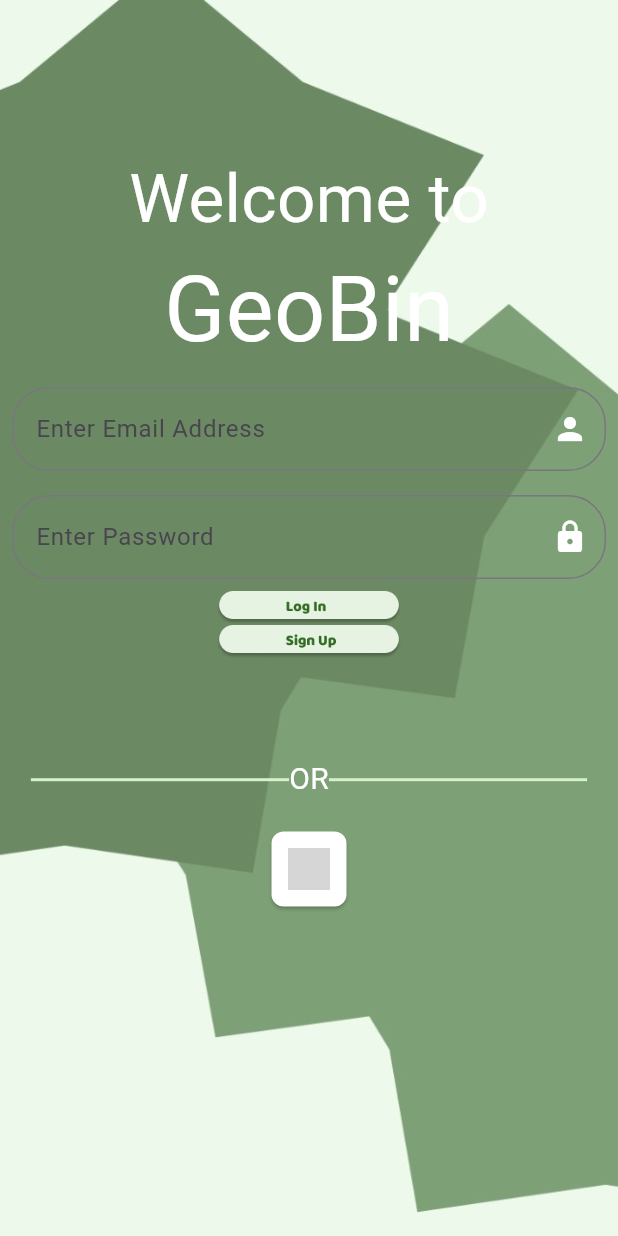
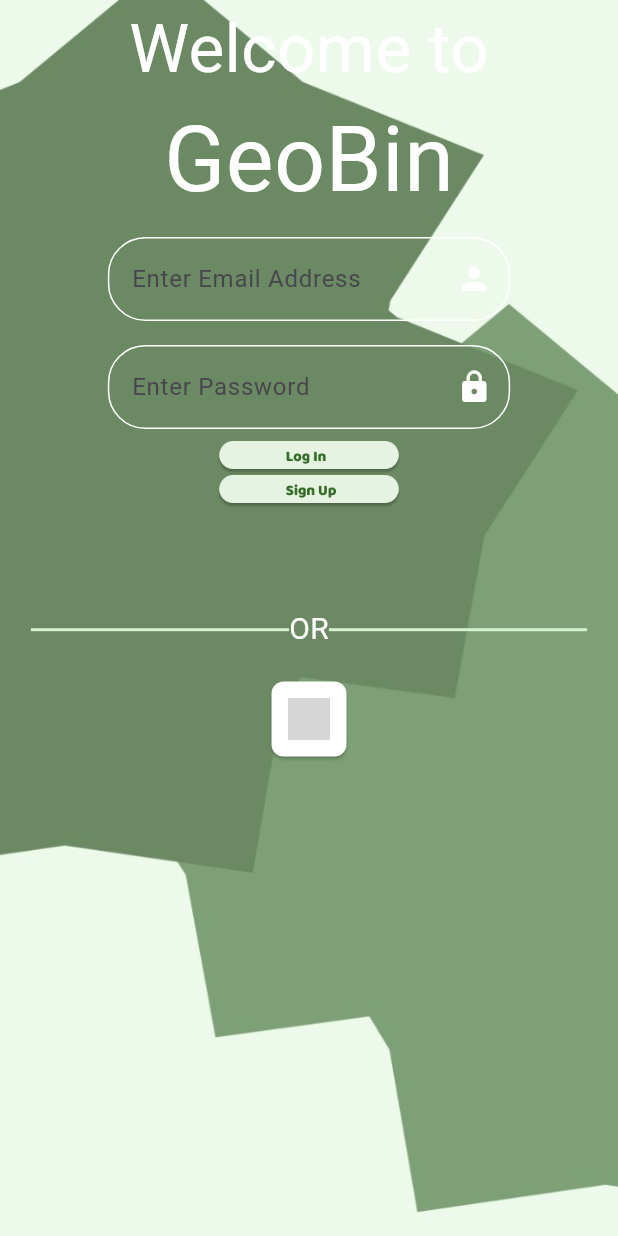
Before and after one commit to GeoBinApp/geobin-web, a Flutter app: the screen it shows after launch, on a phone screen of 412 x 824 dp. Run offline on Flutter 3.47's test engine with Material 3 defaults, Android fonts, the phone set to English and light mode, and no system bars; our stand-ins replace auth_buttons, cached_network_image, cloud_firestore, firebase_auth, firebase_core, firebase_storage and 8 more; missing offline and left inert: dart:js_interop, flutter_map_location_marker, flutter_map_marker_cluster; accounts and stored records are empty; Roboto replaces fonts that are missing (Cutive); grey boxes are pictures that could not be loaded.

Commit message:
feat: added responsiveness to landing textfiuelds

```diff
--- /dev/null
+++ b/devtools_options.yaml
@@ -0,0 +1 @@
+extensions:
--- a/lib/landingpage.dart
+++ b/lib/landingpage.dart
@@ -8,6 +8,7 @@ import 'package:geobin/homepage.dart';
 import 'package:auth_buttons/auth_buttons.dart';
 import 'package:geobin/nav.dart';
 import 'package:geobin/profilepage.dart';
+import 'package:get/get.dart';
 import 'package:google_fonts/google_fonts.dart';
 import 'package:google_sign_in/google_sign_in.dart';
 
@@ -66,9 +67,6 @@ class _LandingPageState extends State<LandingPage> {
                   children: [
                 Column(
                   children: [
-                    SizedBox(
-                      height: 100,
-                    ),
                     Center(
                       child: Text(
                         "Welcome to",
@@ -85,15 +83,23 @@ class _LandingPageState extends State<LandingPage> {
                     ),
                   ],
                 ),
+                // 1536*699.2
                 Column(
                   children: [
                     Padding(
                       padding: const EdgeInsets.all(8.0),
+                      child: SizedBox(
+                        width: Get.width * 0.6510416667,
                         child: TextField(
                           cursorColor: Colors.white,
                           controller: emailController,
                           keyboardType: TextInputType.emailAddress,
                           decoration: const InputDecoration(
+                            enabledBorder: OutlineInputBorder(
+                              borderSide: BorderSide(color: Colors.white),
+                              borderRadius:
+                                  BorderRadius.all(Radius.circular(25)),
+                            ),
                             iconColor: Colors.white,
                             focusColor: Colors.white,
                             hoverColor: Colors.white,
@@ -101,18 +107,27 @@ class _LandingPageState extends State<LandingPage> {
                             hintText: 'Enter Email Address',
                             suffixIcon: Icon(Icons.person),
                             border: OutlineInputBorder(
-                            borderRadius: BorderRadius.all(Radius.circular(25)),
+                              borderRadius:
+                                  BorderRadius.all(Radius.circular(25)),
+                            ),
                           ),
                         ),
                       ),
                     ),
                     Padding(
                       padding: const EdgeInsets.all(8.0),
+                      child: SizedBox(
+                        width: Get.width * 0.6510416667,
                         child: TextField(
                           cursorColor: Colors.white,
                           controller: passwordController,
                           keyboardType: TextInputType.visiblePassword,
                           decoration: const InputDecoration(
+                            enabledBorder: OutlineInputBorder(
+                              borderSide: BorderSide(color: Colors.white),
+                              borderRadius:
+                                  BorderRadius.all(Radius.circular(25)),
+                            ),
                             iconColor: Colors.white,
                             focusColor: Colors.white,
                             hoverColor: Colors.white,
@@ -120,7 +135,9 @@ class _LandingPageState extends State<LandingPage> {
                             hintText: 'Enter Password',
                             suffixIcon: Icon(Icons.lock),
                             border: OutlineInputBorder(
-                            borderRadius: BorderRadius.all(Radius.circular(25)),
+                              borderRadius:
+                                  BorderRadius.all(Radius.circular(25)),
+                            ),
                           ),
                         ),
                       ),
--- a/lib/main.dart
+++ b/lib/main.dart
@@ -4,6 +4,7 @@ import 'package:flutter/material.dart';
 import 'package:geobin/firebase_options.dart';
 import 'package:geobin/landingpage.dart';
 import 'package:geobin/nav.dart';
+import 'package:get/get.dart';
 
 void main() async {
   WidgetsFlutterBinding.ensureInitialized();
@@ -20,7 +21,7 @@ class MyApp extends StatelessWidget {
   @override
   Widget build(BuildContext context) {
     User? user = FirebaseAuth.instance.currentUser;
-    return MaterialApp(
+    return GetMaterialApp(
         debugShowCheckedModeBanner: false,
         title: 'GeoBin',
         theme: ThemeData(
--- a/pubspec.yaml
+++ b/pubspec.yaml
@@ -53,6 +53,7 @@ dependencies:
   latlong2: ^0.9.1
   flutter_map_location_marker: ^8.0.8
   web: ^0.5.0
+  get: ^4.6.6
 dev_dependencies:
   flutter_test:
     sdk: flutter
```
Also changed, not shown: pubspec.lock. Lines whose indentation alone changed are shown as unchanged.
